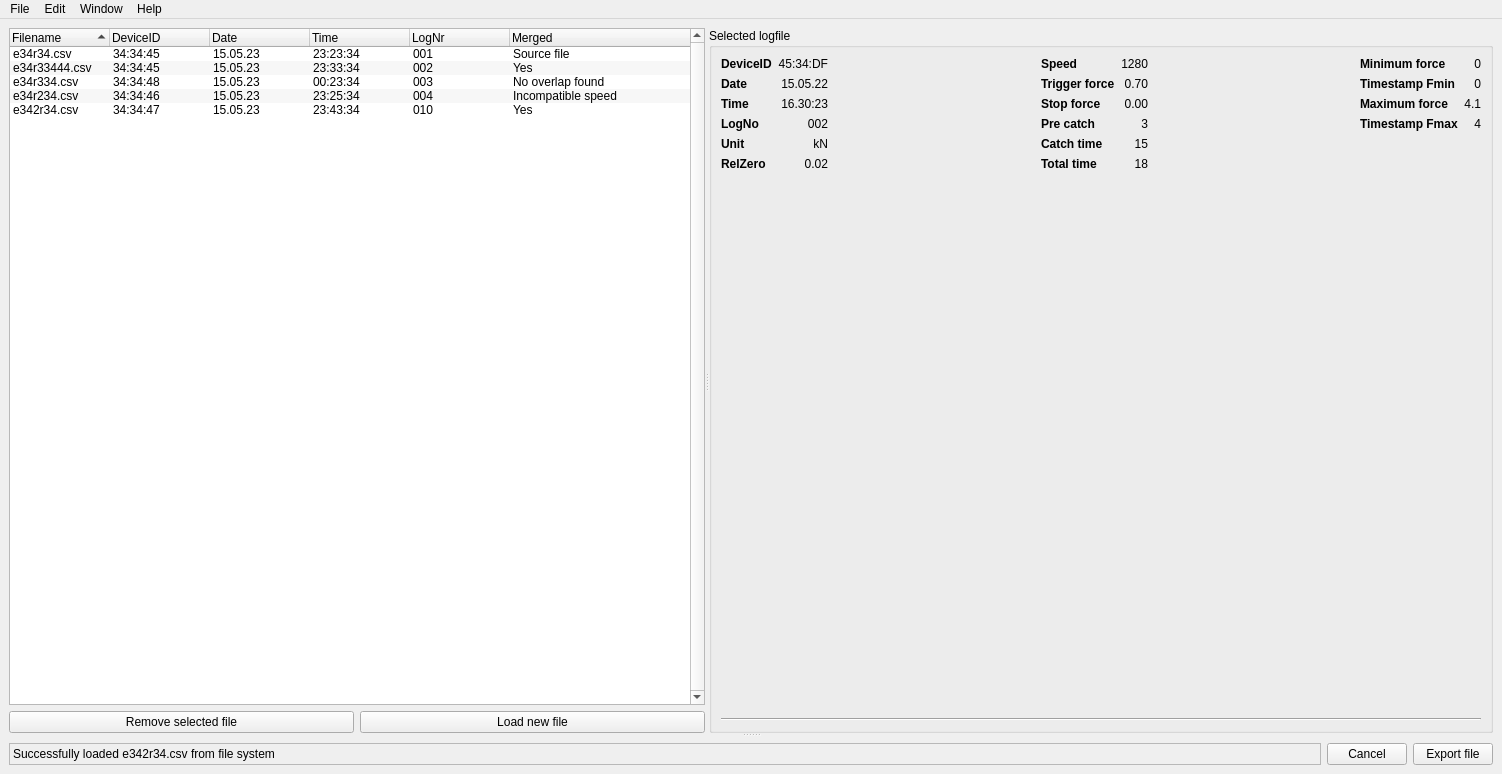
Above: src/logfile/logfileEditor.ui from linescaleGUI/linescaleGUI before the change. Below: the same form after it.
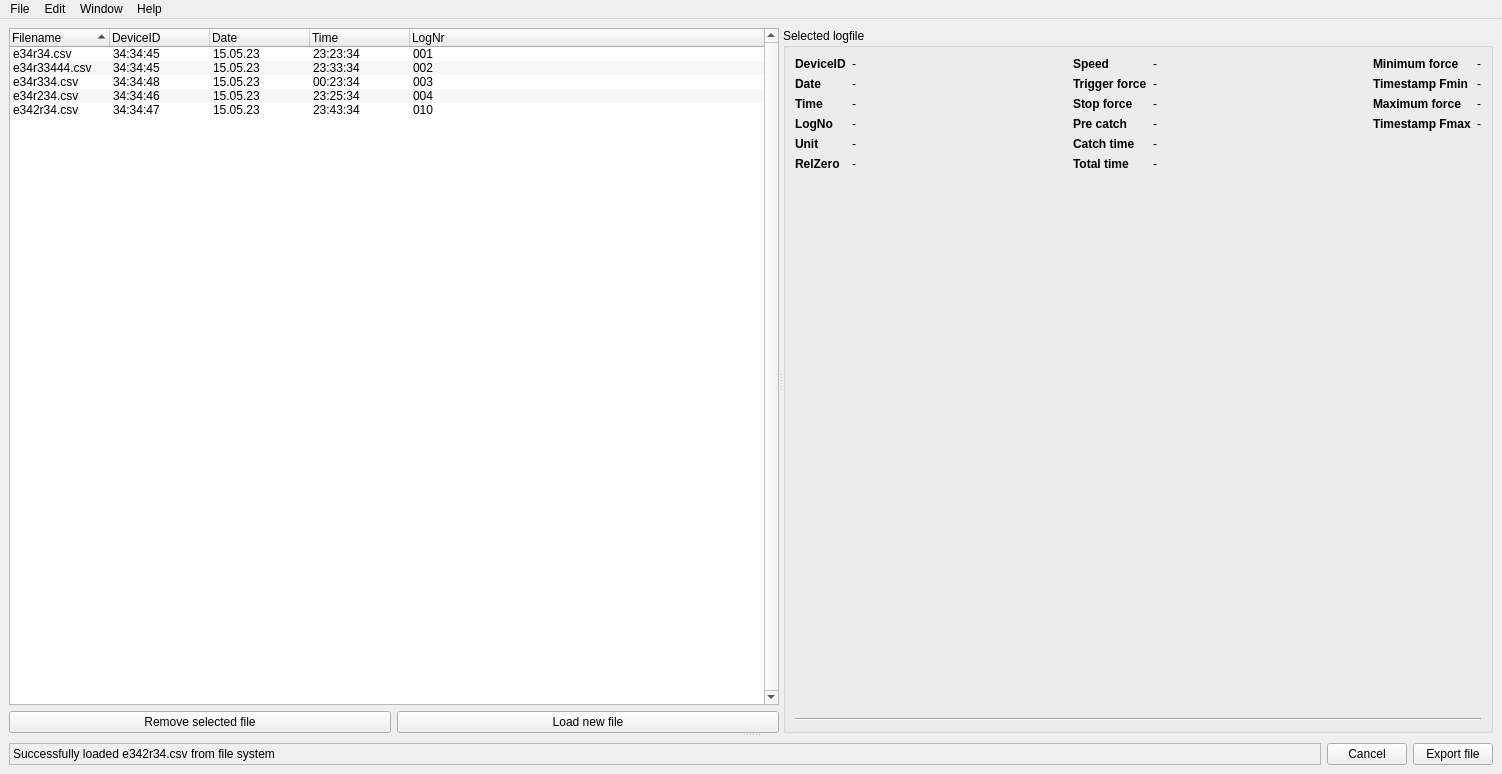
That is the form after the change. Icons and pictures are not drawn.

Commit message: Implement class logfile in editor

```diff
--- a/src/logfile/logfileEditor.ui
+++ b/src/logfile/logfileEditor.ui
@@ -99,11 +99,6 @@
              <string>LogNr</string>
             </property>
            </column>
-           <column>
-            <property name="text">
-             <string>Merged</string>
-            </property>
-           </column>
            <item>
             <property name="text">
              <string>e34r34.csv</string>
@@ -120,9 +115,6 @@
             <property name="text">
              <string>001</string>
             </property>
-            <property name="text">
-             <string>Source file</string>
-            </property>
            </item>
            <item>
             <property name="text">
@@ -140,9 +132,6 @@
             <property name="text">
              <string>002</string>
             </property>
-            <property name="text">
-             <string>Yes</string>
-            </property>
            </item>
            <item>
             <property name="text">
@@ -160,9 +149,6 @@
             <property name="text">
              <string>003</string>
             </property>
-            <property name="text">
-             <string>No overlap found</string>
-            </property>
            </item>
            <item>
             <property name="text">
@@ -180,9 +166,6 @@
             <property name="text">
              <string>004</string>
             </property>
-            <property name="text">
-             <string>Incompatible speed</string>
-            </property>
            </item>
            <item>
             <property name="text">
@@ -200,9 +183,6 @@
             <property name="text">
              <string>010</string>
             </property>
-            <property name="text">
-             <string>Yes</string>
-            </property>
            </item>
           </widget>
          </item>
@@ -250,7 +230,7 @@
              <item row="0" column="1">
               <widget class="QLabel" name="outDeviceID">
                <property name="text">
-                <string>45:34:DF</string>
+                <string>-</string>
                </property>
                <property name="alignment">
                 <set>Qt::AlignRight|Qt::AlignTrailing|Qt::AlignVCenter</set>
@@ -275,7 +255,7 @@
              <item row="1" column="1">
               <widget class="QLabel" name="outDate">
                <property name="text">
-                <string>15.05.22</string>
+                <string>-</string>
                </property>
                <property name="alignment">
                 <set>Qt::AlignRight|Qt::AlignTrailing|Qt::AlignVCenter</set>
@@ -300,7 +280,7 @@
              <item row="2" column="1">
               <widget class="QLabel" name="outTime">
                <property name="text">
-                <string>16.30:23</string>
+                <string>-</string>
                </property>
                <property name="alignment">
                 <set>Qt::AlignRight|Qt::AlignTrailing|Qt::AlignVCenter</set>
@@ -325,7 +305,7 @@
              <item row="3" column="1">
               <widget class="QLabel" name="outLogNr">
                <property name="text">
-                <string>002</string>
+                <string>-</string>
                </property>
                <property name="alignment">
                 <set>Qt::AlignRight|Qt::AlignTrailing|Qt::AlignVCenter</set>
@@ -350,7 +330,7 @@
              <item row="4" column="1">
               <widget class="QLabel" name="outUnit">
                <property name="text">
-                <string>kN</string>
+                <string>-</string>
                </property>
                <property name="alignment">
                 <set>Qt::AlignRight|Qt::AlignTrailing|Qt::AlignVCenter</set>
@@ -375,7 +355,7 @@
              <item row="5" column="1">
               <widget class="QLabel" name="outRelZero">
                <property name="text">
-                <string>0.02</string>
+                <string>-</string>
                </property>
                <property name="alignment">
                 <set>Qt::AlignRight|Qt::AlignTrailing|Qt::AlignVCenter</set>
@@ -417,7 +397,7 @@
              <item row="0" column="1">
               <widget class="QLabel" name="outSpeed">
                <property name="text">
-                <string>1280</string>
+                <string>-</string>
                </property>
                <property name="alignment">
                 <set>Qt::AlignRight|Qt::AlignTrailing|Qt::AlignVCenter</set>
@@ -442,7 +422,7 @@
              <item row="1" column="1">
               <widget class="QLabel" name="outTriggerForce">
                <property name="text">
-                <string>0.70</string>
+                <string>-</string>
                </property>
                <property name="alignment">
                 <set>Qt::AlignRight|Qt::AlignTrailing|Qt::AlignVCenter</set>
@@ -467,7 +447,7 @@
              <item row="2" column="1">
               <widget class="QLabel" name="outStopForce">
                <property name="text">
-                <string>0.00</string>
+                <string>-</string>
                </property>
                <property name="alignment">
                 <set>Qt::AlignRight|Qt::AlignTrailing|Qt::AlignVCenter</set>
@@ -492,7 +472,7 @@
              <item row="3" column="1">
               <widget class="QLabel" name="outPreCatch">
                <property name="text">
-                <string>3</string>
+                <string>-</string>
                </property>
                <property name="alignment">
                 <set>Qt::AlignRight|Qt::AlignTrailing|Qt::AlignVCenter</set>
@@ -517,7 +497,7 @@
              <item row="4" column="1">
               <widget class="QLabel" name="outCatchTime">
                <property name="text">
-                <string>15</string>
+                <string>-</string>
                </property>
                <property name="alignment">
                 <set>Qt::AlignRight|Qt::AlignTrailing|Qt::AlignVCenter</set>
@@ -542,7 +522,7 @@
              <item row="5" column="1">
               <widget class="QLabel" name="outTotalTime">
                <property name="text">
-                <string>18</string>
+                <string>-</string>
                </property>
                <property name="alignment">
                 <set>Qt::AlignRight|Qt::AlignTrailing|Qt::AlignVCenter</set>
@@ -584,7 +564,7 @@
              <item row="0" column="1">
               <widget class="QLabel" name="outMinForce">
                <property name="text">
-                <string>0</string>
+                <string>-</string>
                </property>
                <property name="alignment">
                 <set>Qt::AlignRight|Qt::AlignTrailing|Qt::AlignVCenter</set>
@@ -609,7 +589,7 @@
              <item row="1" column="1">
               <widget class="QLabel" name="outMinTime">
                <property name="text">
-                <string>0</string>
+                <string>-</string>
                </property>
                <property name="alignment">
                 <set>Qt::AlignRight|Qt::AlignTrailing|Qt::AlignVCenter</set>
@@ -634,7 +614,7 @@
              <item row="2" column="1">
               <widget class="QLabel" name="outMaxForce">
                <property name="text">
-                <string>4.1</string>
+                <string>-</string>
                </property>
                <property name="alignment">
                 <set>Qt::AlignRight|Qt::AlignTrailing|Qt::AlignVCenter</set>
@@ -659,7 +639,7 @@
              <item row="3" column="1">
               <widget class="QLabel" name="outMaxTime">
                <property name="text">
-                <string>4</string>
+                <string>-</string>
                </property>
                <property name="alignment">
                 <set>Qt::AlignRight|Qt::AlignTrailing|Qt::AlignVCenter</set>
```
The commit also changes 13 other files.
